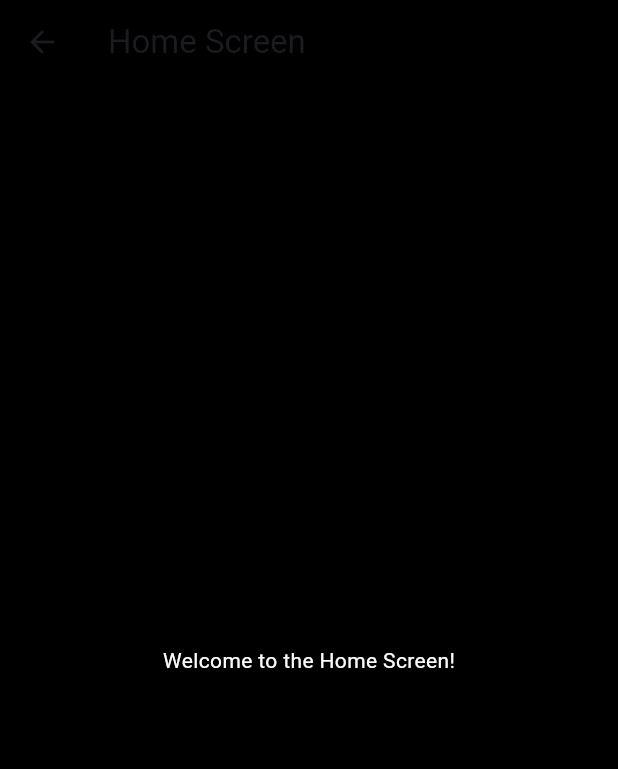
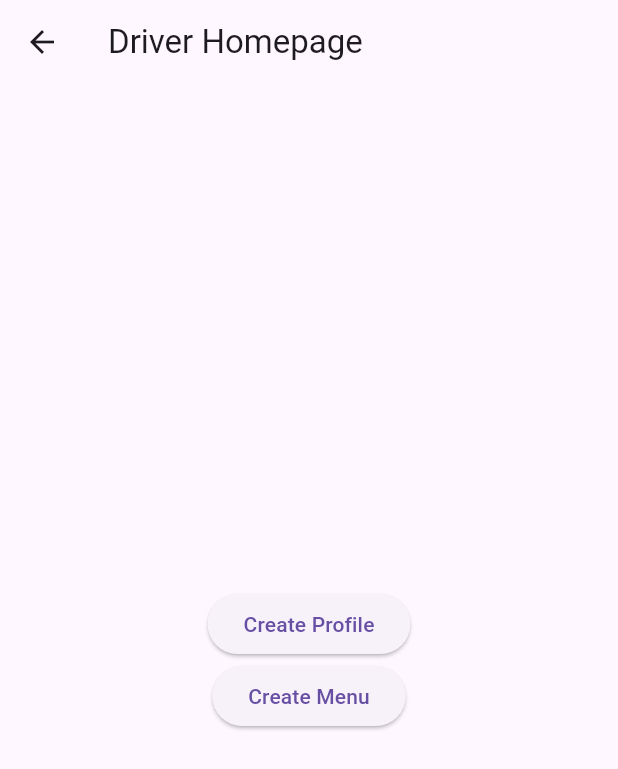
Before and after one commit to michaeltatwit/TruckItDriver, a Flutter app: the screen it shows after launch, after a tap on the "arrow forward" icon, on a phone screen of 412 x 824 dp. Shown: the top 769 px of the screen. Run offline on Flutter 3.47's test engine with Material 3 defaults, Android fonts, the phone set to English and light mode, and no system bars; our stand-ins replace image_picker.

Commit message:
new branch

```diff
--- a/truckit/lib/Homepage.dart
+++ b/truckit/lib/Homepage.dart
@@ -1,20 +1,38 @@
 import 'package:flutter/material.dart';
+import 'package:truckit/ProfileCreationPage.dart';
+import 'MenuCreationPage.dart';
+import 'ProfileCreationPage.dart';
 
 class Homepage extends StatelessWidget {
   @override
   Widget build(BuildContext context) {
     return Scaffold(
       appBar: AppBar(
-        backgroundColor: Colors.black,
-        title: Text('Home Screen'),
+        title: Text('Driver Homepage'),
       ),
-      body: Container(
-        color: Colors.black,
-        child: Center(
-          child: Text(
-            'Welcome to the Home Screen!',
-            style: TextStyle(color: Colors.white), // Ensure text is visible on the black background
-          ),
+      body: Center(
+        child: Column(
+          mainAxisAlignment: MainAxisAlignment.center,
+          children: [
+            ElevatedButton(
+              onPressed: () {
+                Navigator.push(
+                  context,
+                  MaterialPageRoute(builder: (context) => ProfileCreationPage()),
+                );
+              },
+              child: Text('Create Profile'),
+            ),
+            ElevatedButton(
+              onPressed: () {
+                Navigator.push(
+                  context,
+                  MaterialPageRoute(builder: (context) => MenuCreationPage()),
+                );
+              },
+              child: Text('Create Menu'),
+            ),
+          ],
         ),
       ),
     );
--- a/truckit/lib/main.dart
+++ b/truckit/lib/main.dart
@@ -163,9 +163,10 @@ class DividerWithText extends StatelessWidget {
 
   @override
   Widget build(BuildContext context) {
-    return Row(
-      children: const <Widget>[
+    return const Row(
+      children: <Widget>[
         Expanded(
+          // left divider
           child: Divider(
             color: Colors.white,
             thickness: 1,
@@ -178,6 +179,7 @@ class DividerWithText extends StatelessWidget {
           style: TextStyle(color: Colors.white, fontSize: 18.0),
         ),
         Expanded(
+          // right divider
           child: Divider(
             color: Colors.white,
             thickness: 1,
--- a/truckit/pubspec.yaml
+++ b/truckit/pubspec.yaml
@@ -30,6 +30,7 @@ environment:
 dependencies:
   flutter:
     sdk: flutter
+  image_picker: ^0.8.4+4
 
 
   # The following adds the Cupertino Icons font to your application.
```
Also changed, not shown: truckit/lib/MenuCreationPage.dart (added, +135 -0 lines), truckit/lib/ProfileCreationPage.dart (added, +56 -0 lines), truckit/pubspec.lock, 15 other files.
